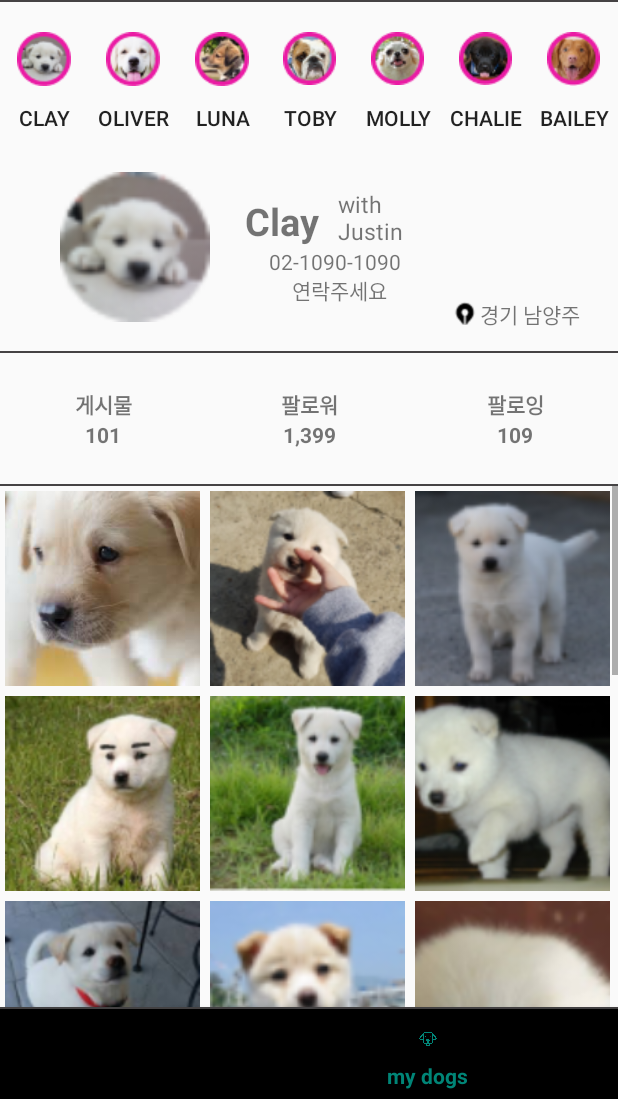
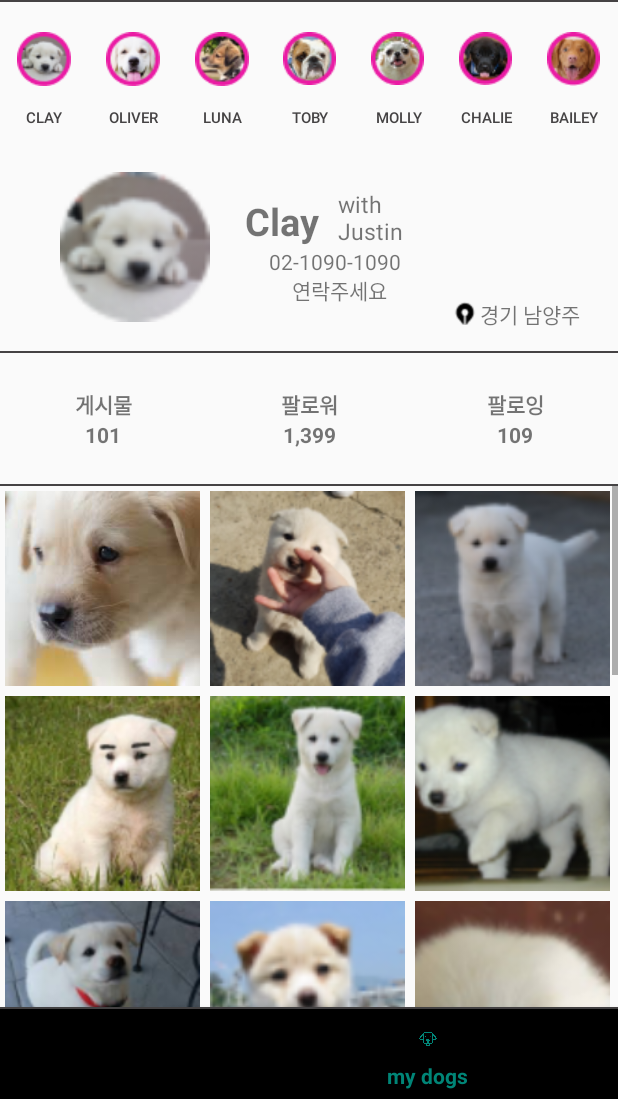
Before and after one commit to MustSix/Abandoned_Dogs_donation_Platform, an Android app: the screen it shows after launch (MainActivity), item 4 of the bottom bar chosen, on a phone screen of 412 x 824 dp, the part 137-1236 px from its top. Run offline under Robolectric (Android 15) with nearby library versions, the phone set to English and light mode, and no system bars.

```diff
--- a/MustSix-master/app/src/main/res/layout/fragment_mydogs.xml
+++ b/MustSix-master/app/src/main/res/layout/fragment_mydogs.xml
@@ -21,6 +21,8 @@
             android:gravity="center"
             android:drawablePadding="1dp"
             android:background="#00ff0000"
+            android:textColor="@color/colorDivision"
+            android:textSize="10dp"
             android:text="Clay">
         </Button>
 
@@ -33,6 +35,8 @@
             android:gravity="center"
             android:drawablePadding="1dp"
             android:background="#00ff0000"
+            android:textColor="@color/colorDivision"
+            android:textSize="10dp"
             android:text="Oliver">
         </Button>
 
@@ -45,6 +49,8 @@
             android:gravity="center"
             android:drawablePadding="1dp"
             android:background="#00ff0000"
+            android:textColor="@color/colorDivision"
+            android:textSize="10dp"
             android:text="Luna">
         </Button>
 
@@ -57,6 +63,8 @@
             android:gravity="center"
             android:drawablePadding="1dp"
             android:background="#00ff0000"
+            android:textColor="@color/colorDivision"
+            android:textSize="10dp"
             android:text="Toby">
         </Button>
 
@@ -69,6 +77,8 @@
             android:gravity="center"
             android:drawablePadding="1dp"
             android:background="#00ff0000"
+            android:textColor="@color/colorDivision"
+            android:textSize="10dp"
             android:text="Molly">
         </Button>
 
@@ -81,6 +91,8 @@
             android:gravity="center"
             android:drawablePadding="1dp"
             android:background="#00ff0000"
+            android:textColor="@color/colorDivision"
+            android:textSize="10dp"
             android:text="Chalie">
         </Button>
 
@@ -93,6 +105,8 @@
             android:gravity="center"
             android:drawablePadding="1dp"
             android:background="#00ff0000"
+            android:textColor="@color/colorDivision"
+            android:textSize="10dp"
             android:text="Bailey">
         </Button>
 
```
